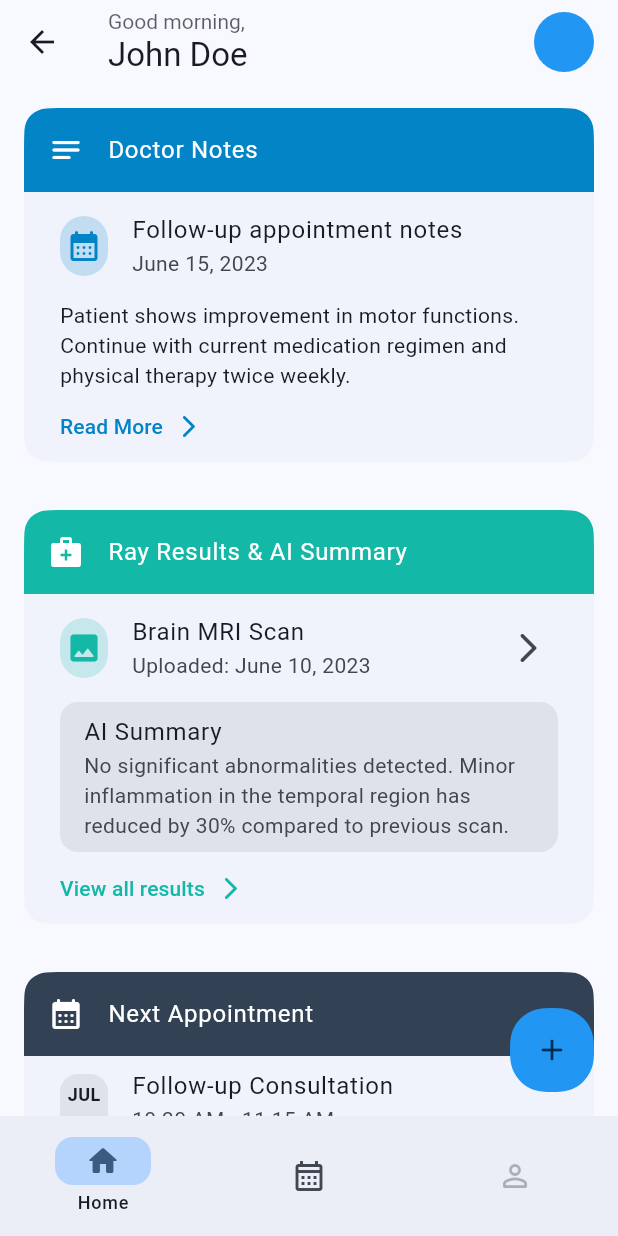
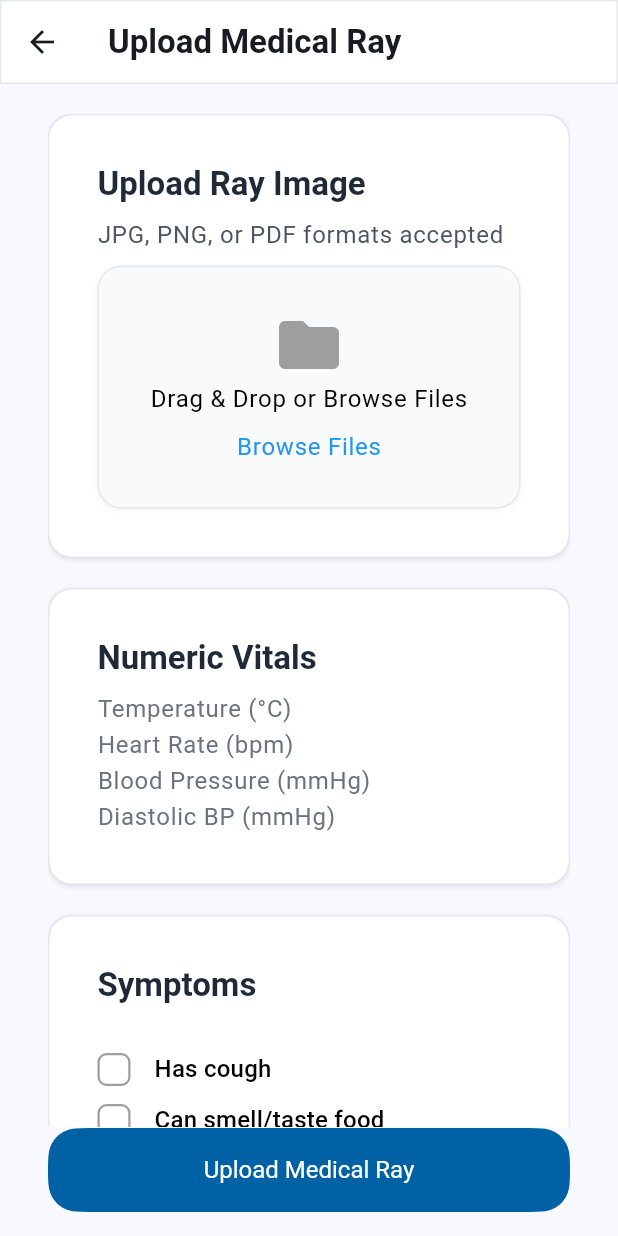
Before and after one commit to Polymath000/InsightMed, a Flutter app: the MainView screen opened by its route, after a tap on the "add" icon, on a phone screen of 412 x 824 dp. Run offline on Flutter 3.47's test engine with Material 3 defaults, Android fonts, the phone set to English and light mode, and no system bars; our stand-ins replace flutter_bloc, flutter_screenutil, flutter_svg, get_it; Roboto replaces fonts that are missing (Cairo).

Commit message:
Upload Ray Form UI

```diff
--- /dev/null
+++ b/lib/core/helpers/decoration_widget.dart
@@ -0,0 +1,16 @@
+import 'package:flutter/material.dart';
+import 'shape_decoration.dart';
+
+Widget decorationWidget({required final List<Widget> children}) => DecoratedBox(
+  decoration: shapeDecoration,
+  child: Container(
+     width: double.infinity,
+    decoration: shapeDecoration,
+    padding: const EdgeInsets.all(32),
+
+    child: Column(
+      crossAxisAlignment: CrossAxisAlignment.start,
+      children: children,
+    ),
+  ),
+);
--- a/lib/core/helpers/on_generate_routes.dart
+++ b/lib/core/helpers/on_generate_routes.dart
@@ -1,6 +1,8 @@
 import 'package:flutter/material.dart';
+import '../../features/home/presentation/views/home_view.dart';
 import '../../features/main/presentation/views/main_view.dart';
 import '../../features/onboarding/presentation/views/onboarding_view.dart';
+import '../../features/patient_rays_ubmission/presentation/views/upload_medical_ray_view.dart';
 import '../utls/i_text.dart';
 
 Route<dynamic> onGenerateRoute(final RouteSettings settings) =>
@@ -10,6 +12,12 @@ Route<dynamic> onGenerateRoute(final RouteSettings settings) =>
       OnboardingView.routeName => MaterialPageRoute(
         builder: (_) => const OnboardingView(),
       ),
+      HomeView.routeName => MaterialPageRoute(
+        builder: (_) => const HomeView(),
+      ),
+            UploadMedicalRayView.routeName => MaterialPageRoute(
+        builder: (_) => const UploadMedicalRayView(),
+      ),
 
       _ => MaterialPageRoute(
         builder: (_) =>
--- /dev/null
+++ b/lib/core/helpers/shape_decoration.dart
@@ -0,0 +1,16 @@
+import 'package:flutter/material.dart';
+
+ShapeDecoration get shapeDecoration => ShapeDecoration(
+      color: Colors.white,
+      shape: RoundedRectangleBorder(
+        side: const BorderSide(color: Color(0xFFE5E7EB)),
+        borderRadius: BorderRadius.circular(16),
+      ),
+      shadows: const [
+        BoxShadow(
+          color: Color(0x0C000000),
+          blurRadius: 2,
+          offset: Offset(0, 1),
+        ),
+      ],
+    );
--- a/lib/core/utls/app_images.dart
+++ b/lib/core/utls/app_images.dart
@@ -1,5 +1,9 @@
 class Assets {
-  const Assets();
+  Assets._();
+
+  /// Assets for assetsImagesCheckMark
+  /// assets/images/CheckMark.svg
+  static const String assetsImagesCheckMark = 'assets/images/CheckMark.svg';
 
   /// Assets for assetsImagesOnboarding1
   /// assets/images/onboarding1.png
--- /dev/null
+++ b/lib/core/widgets/custom_checkbox.dart
@@ -0,0 +1,60 @@
+import 'package:flutter/material.dart';
+import 'package:flutter_svg/svg.dart';
+import '../utls/app_images.dart';
+import '../utls/themes/app_colors.dart';
+
+
+class CustomCheckBox extends StatefulWidget {
+
+  const CustomCheckBox({
+    required this.onChanged,
+    super.key,
+  });
+  final ValueChanged <bool> onChanged;
+
+  @override
+  State<CustomCheckBox> createState() => _CustomCheckBoxState();
+}
+
+class _CustomCheckBoxState extends State<CustomCheckBox> {
+  bool isChecked = false;
+
+  @override
+  Widget build(final BuildContext context) => GestureDetector(
+    onTap: () {
+      setState(() {
+        isChecked = !isChecked;
+
+                widget.onChanged(isChecked);
+
+    });
+      },
+    child: AnimatedContainer(
+      width: 22,
+      height: 22,
+      duration: const Duration(milliseconds: 100),
+      decoration: ShapeDecoration(
+          color: isChecked ? AppColors.green : Colors.white,
+          shape: RoundedRectangleBorder(
+            side: const BorderSide(
+              width: 1.50,
+              color: AppColors.grey,
+            ),
+            borderRadius: BorderRadius.circular(6),
+          ),
+        ),
+      child: isChecked
+      ? Padding(
+        padding: const EdgeInsets.all(3),
+        child: SvgPicture.asset(
+          Assets.assetsImagesCheckMark
+          ) ,
+      )
+      :const SizedBox(
+        width: 24,
+        height: 24,
+        child: SizedBox.shrink(),
+      ),
+    ),
+  );
+}
--- a/lib/features/home/presentation/views/home_view.dart
+++ b/lib/features/home/presentation/views/home_view.dart
@@ -4,7 +4,7 @@ import 'widgets/home_view_body.dart' show HomeViewBody;
 
 final class HomeView extends StatelessWidget {
   const HomeView({super.key});
-
+  static const String routeName = 'home';
   @override
   HomeViewBody build(_) => const HomeViewBody();
 }
--- a/lib/features/main/presentation/views/main_view.dart
+++ b/lib/features/main/presentation/views/main_view.dart
@@ -1,6 +1,8 @@
+import 'package:flutter/cupertino.dart';
 import 'package:flutter/material.dart'
     show FloatingActionButton, Icon, Icons, Scaffold, State, StatefulWidget;
 
+import '../../../patient_rays_ubmission/presentation/views/upload_medical_ray_view.dart';
 import 'widgets/main_navigation_bar.dart' show MainNavigationBar;
 import 'widgets/main_view_body.dart' show MainViewBody;
 
@@ -24,7 +26,14 @@ final class _MainViewState extends State<MainView> {
     ),
     floatingActionButton: _selectedIndex == 0
         ? FloatingActionButton(
-            onPressed: () {},
+            tooltip: 'Upload Medical Ray',
+
+            onPressed: () async {
+              await Navigator.pushNamed(
+                context,
+                UploadMedicalRayView.routeName,
+              );
+            },
             child: const Icon(Icons.add_rounded),
           )
         : null,
--- /dev/null
+++ b/lib/features/patient_rays_ubmission/presentation/views/upload_medical_ray_view.dart
@@ -0,0 +1,28 @@
+import 'package:flutter/material.dart';
+
+import '../../../../core/utls/themes/app_colors.dart';
+import '../../../../core/utls/themes/app_text_style.dart';
+import 'widgets/upload_medical_ray_view_body.dart';
+
+class UploadMedicalRayView extends StatelessWidget {
+  const UploadMedicalRayView({super.key});
+  static const String routeName = 'upload_medical_ray';
+  @override
+  Widget build(final BuildContext context) => Scaffold(
+      appBar: AppBar(
+            shape: const RoundedRectangleBorder(
+              side: BorderSide(color: Color(0xFFE5E7EB)),
+            ),
+        backgroundColor: AppColors.white,
+        shadowColor: AppColors.black,
+        surfaceTintColor: AppColors.grey,
+        title:  Text(
+          'Upload Medical Ray',
+          style: AppTextStyles.titleLarge?.copyWith(
+            fontWeight: FontWeight.w600,
+          ),
+          ),
+      ),
+      body:  const UploadMedicalRayViewBody(),
+    );
+}
--- /dev/null
+++ b/lib/features/patient_rays_ubmission/presentation/views/widgets/numeric_vitals.dart
@@ -0,0 +1,40 @@
+import 'package:flutter/material.dart';
+import '../../../../../core/helpers/decoration_widget.dart';
+import '../../../../../core/utls/themes/app_text_style.dart';
+
+class NumericVitals extends StatelessWidget {
+  const NumericVitals({super.key});
+
+  @override
+  Widget build(final BuildContext context) {
+    const numericVitals = <String>[
+    'Temperature (°C)',
+    'Heart Rate (bpm)',
+    'Blood Pressure (mmHg)',
+    'Diastolic BP (mmHg)',
+  ];
+    return           decorationWidget(
+            children: [
+              Text(
+                'Numeric Vitals',
+                style: AppTextStyles.titleLarge?.copyWith(
+                  fontWeight: FontWeight.w600,
+                  color: const Color(0xFF1F2937),
+                ),
+              ),
+              const SizedBox(height: 8),
+              ...List.generate(4, (final index) =>  Column(
+                children: [
+                  Text(
+                    numericVitals[index],
+                    style: AppTextStyles.bodyLarge?.copyWith(
+                      color: const Color(0xFF6B7280),
+                    ),
+                  ),
+                  // TODO: Replace with actual input widget (CustomTextField)
+                ],
+              )),
+            ],
+          );
+  }
+}
--- /dev/null
+++ b/lib/features/patient_rays_ubmission/presentation/views/widgets/symptoms.dart
@@ -0,0 +1,51 @@
+import 'package:flutter/material.dart';
+import '../../../../../core/helpers/decoration_widget.dart';
+import '../../../../../core/utls/themes/app_colors.dart';
+import '../../../../../core/utls/themes/app_text_style.dart';
+import '../../../../../core/widgets/custom_checkbox.dart';
+
+class Symptoms extends StatelessWidget {
+   const Symptoms({super.key});
+  static List<String> symptomsList = [
+    'Has cough',
+    'Can smell/taste food',
+    'Has headache',
+  ];
+  @override
+  Widget build(final BuildContext context) => decorationWidget(
+              children: [
+                Text(
+                  'Symptoms',
+                  style: AppTextStyles.titleLarge?.copyWith(
+                    fontWeight: FontWeight.w600,
+                    color: const Color(0xFF1F2937),
+                  ),
+                ),
+                const SizedBox(height: 20),
+                ...List.generate(3,
+                (final index) => Padding(
+                  padding: const EdgeInsets.only(top: 10),
+                  child: Row(
+
+                    children: [
+                      CustomCheckBox(
+                        onChanged: (final value) {
+                          // Handle checkbox state change
+                        },
+                      ),
+                      const SizedBox(width: 16),
+                      Text(
+                        symptomsList[index],
+                        style: AppTextStyles.titleMedium?.copyWith(
+                          color: AppColors.black,
+                        ),
+                      ),
+                    ],
+
+                  ),
+                ),
+                 ),
+
+              ],
+            );
+}
--- /dev/null
+++ b/lib/features/patient_rays_ubmission/presentation/views/widgets/upload_medical_ray_button.dart
@@ -0,0 +1,14 @@
+import 'package:flutter/material.dart';
+import '../../../../../core/utls/i_text.dart';
+
+class UploadMedicalRayButton extends StatelessWidget {
+  const UploadMedicalRayButton({
+    super.key,
+  });
+
+  @override
+  Widget build(final BuildContext context) => FilledButton(
+      onPressed: () {},
+      child: const IText('Upload Medical Ray'),
+    );
+}
--- /dev/null
+++ b/lib/features/patient_rays_ubmission/presentation/views/widgets/upload_medical_ray_view_body.dart
@@ -0,0 +1,39 @@
+import 'package:flutter/material.dart';
+import 'numeric_vitals.dart';
+import 'symptoms.dart';
+import 'upload_medical_ray_button.dart';
+import 'upload_ray_image.dart';
+
+class UploadMedicalRayViewBody extends StatelessWidget {
+  const UploadMedicalRayViewBody({super.key});
+
+  @override
+  Widget build(final BuildContext context) => const Padding(
+    padding: EdgeInsets.only(top:  20, left: 32, right: 32),
+    child: Form(
+      child: Stack(
+        children: [
+          Padding(
+            padding: EdgeInsets.only(bottom:73),
+            child: CustomScrollView(
+              slivers: [
+                SliverToBoxAdapter(child: UploadRayImage()),
+                SliverToBoxAdapter(child: SizedBox(height: 20)),
+                SliverToBoxAdapter(child: NumericVitals()),
+                SliverToBoxAdapter(child: SizedBox(height: 20)),
+                SliverToBoxAdapter(child: Symptoms()),
+                SliverToBoxAdapter(child: SizedBox(height: 20)),
+              ],
+            ),
+          ),
+            Positioned(
+            bottom: 16,
+            left: 0,
+            right: 0,
+            child: UploadMedicalRayButton(),
+            ),
+        ],
+      ),
+    ),
+  );
+}
--- /dev/null
+++ b/lib/features/patient_rays_ubmission/presentation/views/widgets/upload_ray_image.dart
@@ -0,0 +1,34 @@
+import 'package:flutter/material.dart';
+import '../../../../../core/helpers/decoration_widget.dart';
+import '../../../../../core/utls/themes/app_colors.dart';
+import '../../../../../core/utls/themes/app_text_style.dart';
+import 'upload_widget.dart';
+
+class UploadRayImage extends StatelessWidget {
+  const UploadRayImage({
+    super.key,
+  });
+
+  @override
+  Widget build(final BuildContext context) => decorationWidget(
+        children: [
+          Text(
+            'Upload Ray Image',
+            style: AppTextStyles.titleLarge?.copyWith(
+              fontWeight: FontWeight.w600,
+              color: const Color(0xFF1F2937),
+            ),
+          ),
+          const SizedBox(height: 8),
+          Text(
+            'JPG, PNG, or PDF formats accepted',
+            style: AppTextStyles.bodyLarge?.copyWith(
+              color: AppColors.darkGrey,
+            ),
+          ),
+          const SizedBox(height: 8),
+          const UploadWidget(),
+        ],
+    );
+
+}
--- /dev/null
+++ b/lib/features/patient_rays_ubmission/presentation/views/widgets/upload_widget.dart
@@ -0,0 +1,57 @@
+import 'package:flutter/material.dart';
+import '../../../../../core/utls/themes/app_colors.dart';
+import '../../../../../core/utls/themes/app_text_style.dart';
+
+class UploadWidget extends StatelessWidget {
+  const UploadWidget({
+    super.key,
+  });
+
+  @override
+  Widget build(final BuildContext context) => GestureDetector(
+      onTap: ()  {
+      },
+      child: Container(
+        padding: const EdgeInsets.symmetric(vertical: 28),
+
+        width: double.infinity,
+        decoration: ShapeDecoration(
+          color: const Color(0xFFF9FAFB),
+          shape: RoundedRectangleBorder(
+            side: const BorderSide(color: Color(0xFFE5E7EB)),
+            borderRadius: BorderRadius.circular(16),
+          ),
+          shadows: const [
+            BoxShadow(
+              color: Color(0x0C000000),
+              blurRadius: 2,
+              offset: Offset(0, 1),
+            ),
+          ],
+        ),
+        child: Column(
+          mainAxisAlignment: MainAxisAlignment.center,
+          children: [
+            const Icon(
+              Icons.folder,
+              size: 48,
+              color: AppColors.grey,
+            ),
+            Text(
+              'Drag & Drop or Browse Files',
+              style: AppTextStyles.bodyLarge?.copyWith(
+                color: AppColors.black,
+              ),
+            ),
+            const SizedBox(height: 8),
+            Text(
+              'Browse Files',
+              style: AppTextStyles.bodyLarge?.copyWith(
+                color: AppColors.blue,
+              ),
+            ),
+          ],
+        ),
+      ),
+    );
+}
--- a/lib/main_app.dart
+++ b/lib/main_app.dart
@@ -5,7 +5,7 @@ import 'core/helpers/on_generate_routes.dart';
 import 'core/utls/themes/app_colors.dart';
 import 'core/utls/themes/app_text_style.dart';
 import 'core/utls/themes/theme_config.dart';
-import 'features/onboarding/presentation/views/onboarding_view.dart';
+import 'features/main/presentation/views/main_view.dart';
 
 class InsightMed extends StatelessWidget {
   const InsightMed({super.key});
@@ -16,7 +16,7 @@ class InsightMed extends StatelessWidget {
     minTextAdapt: true,
     splitScreenMode: true,
     child: MaterialApp(
-      initialRoute: OnboardingView.routeName,
+      initialRoute: MainView.routeName,
       onGenerateRoute: onGenerateRoute,
       theme: const ThemeConfig().light,
       darkTheme: const ThemeConfig().dark,
--- a/pubspec.yaml
+++ b/pubspec.yaml
@@ -9,10 +9,12 @@ environment:
 
 dependencies:
   cupertino_icons: ^1.0.8
+  file_picker: ^10.2.0
   flutter:
     sdk: flutter
   flutter_bloc: ^9.1.1
   flutter_screenutil: ^5.9.3
+  flutter_svg: ^2.2.0
   get_it: ^8.0.3
   intl: ^0.20.2
 
```
Also changed, not shown: lib/features/onboarding/presentation/views/widgets/next_button.dart (+0 -18 lines), assets/images/CheckMark.svg (added), lib/main.dart (line endings or trailing spaces), pubspec.lock, 2 other files.
